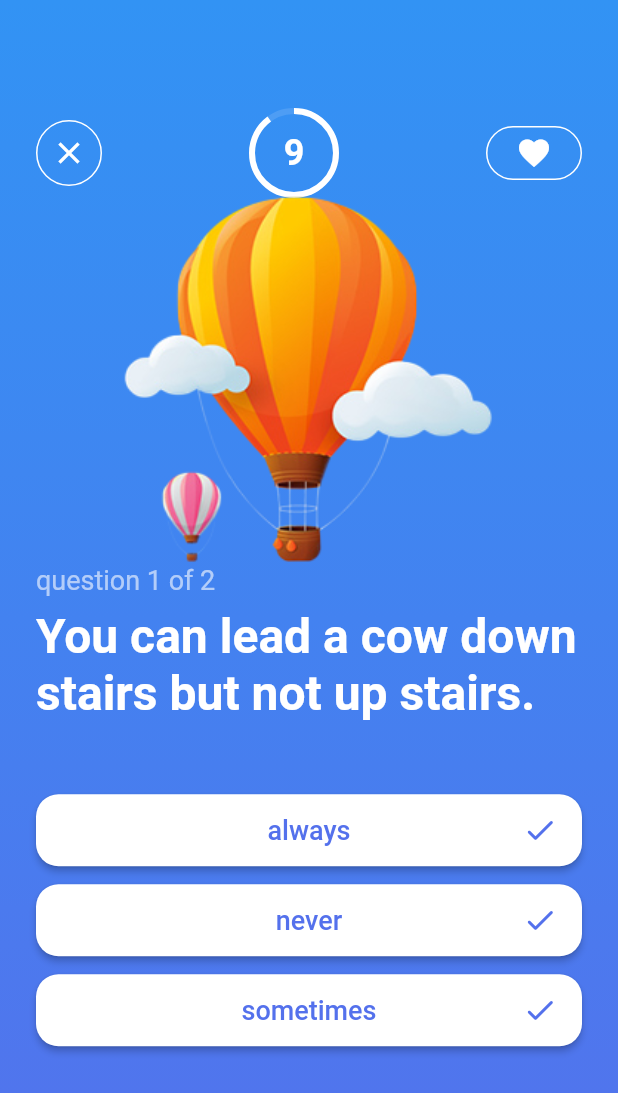
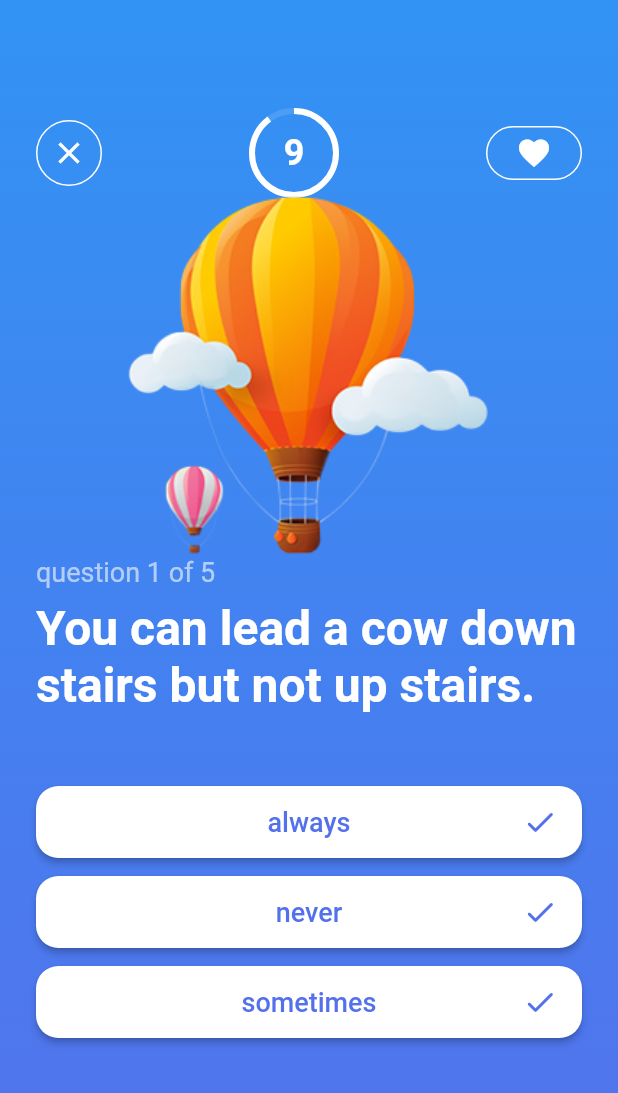
Before and after one commit to Ezz-Al-Moqaied/quiz_app, a Flutter app: the MultiQScreen screen opened directly, on a phone screen of 412 x 824 dp. Shown: the top 1093 px of the screen. Run offline on Flutter 3.47's test engine with Material 2 defaults, Android fonts, the phone set to English and light mode, and no system bars; our stand-ins replace rflutter_alert; Roboto replaces fonts that are missing (Sf-Pro-Text).

Commit message:
multiple choice quiz update commit

```diff
--- a/lib/model/multipe_choice/quizBrainMultiple.dart
+++ b/lib/model/multipe_choice/quizBrainMultiple.dart
@@ -10,6 +10,12 @@ class QuizBrainMulti {
         'Approximately one quarter of human bones are in the feet.',
         0,
         ['agree', 'disagree', 'not sure']),
+    QuestionMultiple(
+        'What language do Flutter use ? ', 0, ['dart', 'java', 'kotlin']),
+    QuestionMultiple('Flutter that work as applications for devices ? ', 2,
+        ['Android', 'iPhone', 'All mentioned']),
+    QuestionMultiple(
+        'Do web application Flutter work? ? ', 2, ['yes', 'no', 'I don\'t know']),
   ];
 
   String getQuestionText() {
@@ -20,12 +26,12 @@ class QuizBrainMulti {
     return _questionBank[_questionNumber].questionAnswer;
   }
 
-  int getAllQuestionsNember(){
+  int getAllQuestionsNember() {
     return _questionBank.length;
   }
 
-  int getQuestionNember(){
-    return _questionNumber+1;
+  int getQuestionNember() {
+    return _questionNumber + 1;
   }
 
   List<String> getOptions() {
--- a/lib/screens/multiple_q_screen.dart
+++ b/lib/screens/multiple_q_screen.dart
@@ -3,7 +3,9 @@ import 'package:flutter/material.dart';
 import 'package:quiz_app/constants.dart';
 import 'package:quiz_app/model/multipe_choice/quizBrainMultiple.dart';
 import 'package:quiz_app/screens/home.dart';
+import 'package:quiz_app/widgets/alert.dart';
 import 'package:quiz_app/widgets/my_outline_btn.dart';
+import 'package:quiz_app/widgets/navigate_widget.dart';
 
 class MultiQScreen extends StatefulWidget {
   const MultiQScreen({Key? key}) : super(key: key);
@@ -16,39 +18,34 @@ class _MultiQScreenState extends State<MultiQScreen> {
   QuizBrainMulti quizBrainMulti = QuizBrainMulti();
   List<Icon> scoreKeeper = [];
   int counter = 10;
-  int result = 0;
+  int mark = 0;
+  bool isAlert = false;
 
-  int checkAnswer(int index) {
-    int correctAnswer = quizBrainMulti.getQuestionAnswer();
+  void checkAnswer(int index) {
+    int correct = quizBrainMulti.getQuestionAnswer();
     setState(() {
-      if (correctAnswer == index) {
-        scoreKeeper.add(
-          const Icon(
-            Icons.check,
-            color: Colors.green,
-          ),
-        );
+      if (correct == index) {
+        correctAnswer();
       } else {
-        scoreKeeper.add(
-          const Icon(
-            Icons.close,
-            color: Colors.red,
-          ),
-        );
+        wrongAnswer();
       }
     });
 
     if (quizBrainMulti.isFinished()) {
-      Timer(const Duration(seconds: 1), () {
+      alertWidget(marks: mark, context: context, scoreKeeper: scoreKeeper);
+
+      Timer timer = Timer(const Duration(seconds: 1), () {
         setState(() {
+          isAlert = true;
           quizBrainMulti.reset();
           scoreKeeper.clear();
         });
       });
+      timer.cancel();
     } else {
+      counter = 10;
       quizBrainMulti.nextQuestion();
     }
-    return correctAnswer;
   }
 
   @override
@@ -57,21 +54,17 @@ class _MultiQScreenState extends State<MultiQScreen> {
       setState(() {
         counter--;
       });
-
+      if (counter == 0) {
+        wrongAnswer();
+        counter = 10;
+        quizBrainMulti.nextQuestion();
         if (quizBrainMulti.isFinished()) {
-        if (counter == 0) {
+          if (!isAlert) {
+            alertWidget(
+                marks: mark, context: context, scoreKeeper: scoreKeeper);
             timer.cancel();
-          print("$result /2");
           }
-      } else if (counter == 0) {
-        setState(() {
-          counter = 10;
-        });
-        if (quizBrainMulti.isFinished()) {
           timer.cancel();
-          print("$result /2");
-        } else {
-          quizBrainMulti.nextQuestion();
         }
       }
     });
@@ -113,16 +106,7 @@ class _MultiQScreenState extends State<MultiQScreen> {
                       iconColor: Colors.white,
                       bColor: Colors.white,
                       function: () {
-                        // Navigator.pop(context);
-                        // Navigator.pop(context);
-
-                        Navigator.pushAndRemoveUntil(
-                          context,
-                          MaterialPageRoute(
-                            builder: (context) => const HomePage(),
-                          ),
-                          (route) => false,
-                        );
+                        navigatePop(context: context);
                       },
                     ),
                   ),
@@ -191,21 +175,16 @@ class _MultiQScreenState extends State<MultiQScreen> {
               const SizedBox(
                 height: 48,
               ),
-              Expanded(
-                child: ListView.builder(
+              ListView.builder(
+                physics: const NeverScrollableScrollPhysics(),
+                shrinkWrap: true,
                 itemBuilder: (context, index) {
                   return Padding(
                     padding: const EdgeInsets.only(bottom: 12),
+                    child: InkWell(
                       child: ElevatedButton(
                         onPressed: () {
-                          setState(() {
-                            setState(() {
-                              counter = 10;
-                            });
-                          });
-                          if (checkAnswer(index) == index) {
-                            result = result + 1;
-                          }
+                          checkAnswer(index);
                         },
                         style: ElevatedButton.styleFrom(
                           backgroundColor: Colors.white,
@@ -238,18 +217,43 @@ class _MultiQScreenState extends State<MultiQScreen> {
                           ],
                         ),
                       ),
+                    ),
                   );
                 },
                 itemCount: quizBrainMulti.getOptions().length,
               ),
-              ),
               const SizedBox(
                 height: 48,
               ),
+              Wrap(
+                children: scoreKeeper,
+              ),
+              const SizedBox(
+                height: 72,
+              )
             ],
           ),
         ),
       ),
     );
   }
+
+  void correctAnswer() {
+    mark = mark + 1;
+    scoreKeeper.add(
+      const Icon(
+        Icons.check,
+        color: Colors.green,
+      ),
+    );
   }
+
+  void wrongAnswer() {
+    scoreKeeper.add(
+      const Icon(
+        Icons.close,
+        color: Colors.red,
+      ),
+    );
+  }
+}
```
Lines whose indentation alone changed are shown as unchanged.
